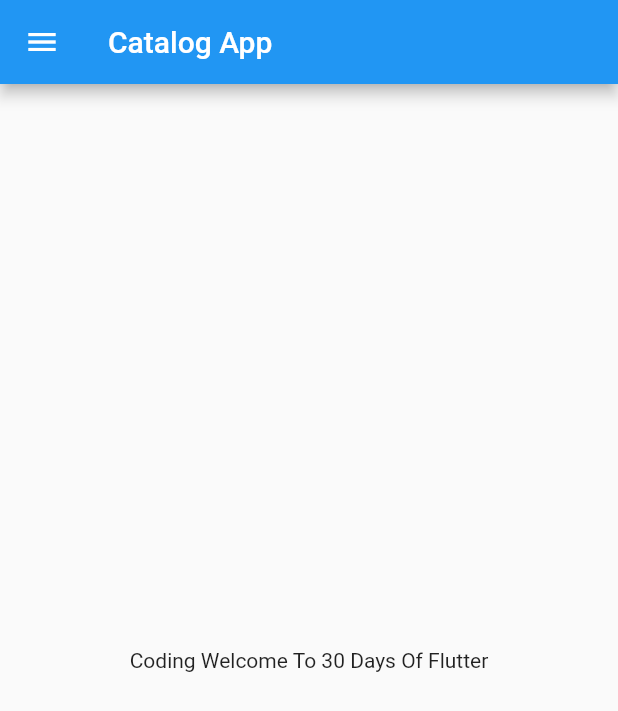
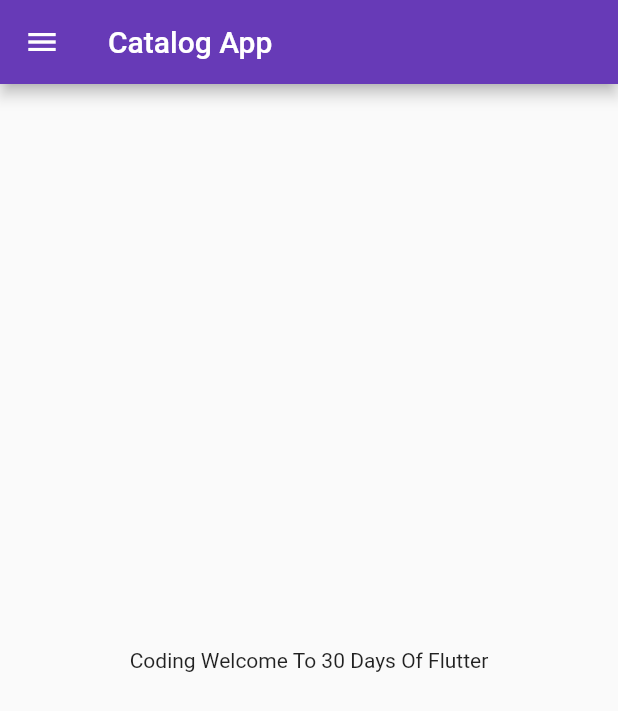
Before and after one commit to agarwalaanushree/30-days-of-flutter, a Flutter app: the screen it shows after launch, on a phone screen of 412 x 824 dp. Shown: the top 711 px of the screen. Run offline on Flutter 3.47's test engine with Material 2 defaults, Android fonts, the phone set to English and light mode, and no system bars.

Commit message:
Day3 completed

```diff
--- a/lib/main.dart
+++ b/lib/main.dart
@@ -1,6 +1,7 @@
 import 'package:flutter/material.dart';
+import 'package:flutter_catalog1/pages/login_page.dart';
 
-import 'home_page.dart';
+import 'pages/home_page.dart';
 
 void main() {
   runApp(MyApp());
@@ -12,8 +13,21 @@ class MyApp extends StatelessWidget {
   @override
   Widget build(BuildContext context) {
 
-    return const MaterialApp(
-      home: HomePage(),
+    return  MaterialApp(
+       themeMode: ThemeMode.light,
+       theme:ThemeData(
+        primarySwatch: Colors.deepPurple
+
+       ),
+       darkTheme: ThemeData(
+        brightness: Brightness.dark,
+       ),
+       initialRoute: "/home",
+       routes:{
+        "/":((context) => const LoginPage()),
+        "/home":(context)=>const HomePage(),
+        "/login":(context) => const LoginPage(),
+       } ,
     );
   }
 }
```
Also changed, not shown: lib/pages/login_page.dart (added, +19 -0 lines), lib/pages/home_page.dart (renamed from lib/home_page.dart).
